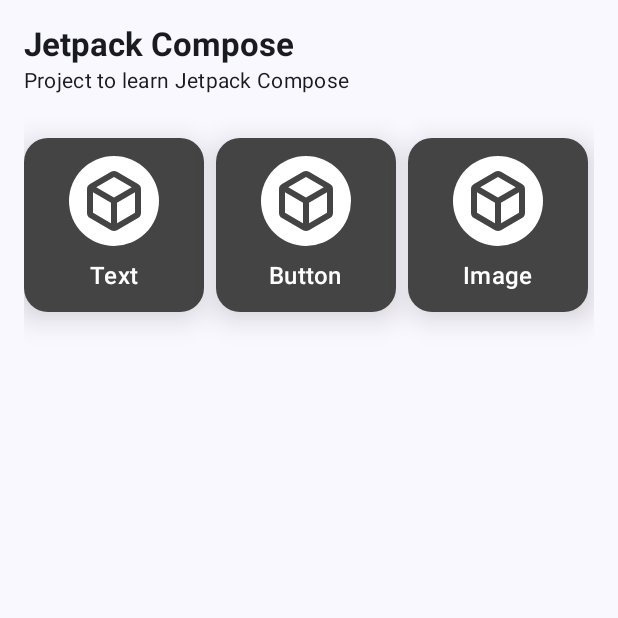
After one commit to NIMP3/JetpackComposeTest, an Android app built with Jetpack Compose: the composable ItemsView shown on its own in the app's theme, on a phone screen of 412 x 824 dp, the top half of it. The commit adds this screen. Run offline under Robolectric (Android 15) with nearby library versions, the phone set to English and light mode, and no system bars.

Commit message:
[BUILD] (Items - Navigation): Implementing ItemsView and Navigation

```diff
--- /dev/null
+++ b/app/src/main/java/dev/yovany/jcudemy/ItemsView.kt
@@ -0,0 +1,127 @@
+package dev.yovany.jcudemy
+
+import androidx.compose.foundation.background
+import androidx.compose.foundation.layout.Arrangement
+import androidx.compose.foundation.layout.Box
+import androidx.compose.foundation.layout.Column
+import androidx.compose.foundation.layout.fillMaxWidth
+import androidx.compose.foundation.layout.padding
+import androidx.compose.foundation.layout.size
+import androidx.compose.foundation.layout.width
+import androidx.compose.foundation.lazy.LazyRow
+import androidx.compose.foundation.lazy.items
+import androidx.compose.foundation.shape.CircleShape
+import androidx.compose.material3.Card
+import androidx.compose.material3.CardDefaults
+import androidx.compose.material3.ExperimentalMaterial3Api
+import androidx.compose.material3.Icon
+import androidx.compose.material3.MaterialTheme
+import androidx.compose.material3.ModalBottomSheet
+import androidx.compose.material3.Text
+import androidx.compose.material3.rememberModalBottomSheetState
+import androidx.compose.runtime.Composable
+import androidx.compose.runtime.rememberCoroutineScope
+import androidx.compose.ui.Alignment
+import androidx.compose.ui.Modifier
+import androidx.compose.ui.draw.clip
+import androidx.compose.ui.graphics.Color
+import androidx.compose.ui.res.painterResource
+import androidx.compose.ui.text.font.FontWeight
+import androidx.compose.ui.tooling.preview.Preview
+import androidx.compose.ui.unit.dp
+
+@OptIn(ExperimentalMaterial3Api::class)
+@Composable
+fun ItemsView(onDismiss: () -> Unit = {}) {
+    val menu = Menu.createSimpleMenu()
+    val items = menu.services.first().items
+
+    val sheetState = rememberModalBottomSheetState()
+    val scope = rememberCoroutineScope()
+
+    Column(
+        Modifier
+            .fillMaxWidth()
+            .padding(16.dp)) {
+        ItemsHeader(title = menu.title, subtitle = menu.subtitle)
+        ItemsList(itemList = items)
+    }
+}
+
+@Composable
+fun ItemsList(itemList: List<Item>) {
+    LazyRow(Modifier.fillMaxWidth(), horizontalArrangement = Arrangement.spacedBy(8.dp)) {
+        items(itemList) { item ->
+            ItemCard(item = item)
+        }
+    }
+}
+
+@Composable
+fun ItemCard(item: Item) {
+    Card(
+        modifier = Modifier
+            .width(120.dp)
+            .padding( vertical = 12.dp),
+        elevation = CardDefaults.cardElevation(defaultElevation = 12.dp),
+        shape = MaterialTheme.shapes.large,
+        colors = CardDefaults.cardColors(
+            contentColor = Color(0xFFFFFFFF),
+            containerColor = Color.DarkGray
+        )
+    ) {
+
+        Column(
+            horizontalAlignment = Alignment.CenterHorizontally,
+            verticalArrangement = Arrangement.Center,
+            modifier = Modifier
+                .fillMaxWidth()
+                .padding(12.dp)
+        ) {
+            Box(
+                modifier = Modifier
+                    .size(60.dp)
+                    .clip(CircleShape)
+                    .background(color = Color.White),
+                contentAlignment = Alignment.Center
+            ) {
+                Icon(
+                    painter = painterResource(id = R.drawable.ic_default_service),
+                    contentDescription = null,
+                    tint = Color.DarkGray,
+                    modifier = Modifier.size(48.dp)
+                )
+            }
+
+            Text(
+                text = item.name,
+                style = MaterialTheme.typography.titleMedium,
+                color = Color.White,
+                fontWeight = FontWeight.SemiBold,
+                modifier = Modifier.padding(top = 8.dp)
+            )
+        }
+
+    }
+}
+
+@Composable
+fun ItemsHeader(title: String, subtitle: String) {
+    Column(Modifier.padding(bottom = 16.dp)) {
+        Text(
+            text = title,
+            style = MaterialTheme.typography.titleLarge,
+            fontWeight = FontWeight.Bold
+        )
+        Text(
+            text = subtitle,
+            style = MaterialTheme.typography.bodyMedium
+        )
+    }
+}
+
+@Preview(showBackground = true, showSystemUi = true)
+@Composable
+fun ItemsViewPreview() {
+    ItemsView()
+}
--- a/app/src/main/java/dev/yovany/jcudemy/Menu.kt
+++ b/app/src/main/java/dev/yovany/jcudemy/Menu.kt
@@ -55,7 +55,7 @@
                         3,
                         "Material",
                         "Material Design components",
-                        "ic_material",
+                        "ic_default_service",
                         "#FF018786",
                         listOf(
                             Item(8, "TopAppBar", "A composable that provides a top app bar."),
--- a/app/src/main/java/dev/yovany/jcudemy/MenuView.kt
+++ b/app/src/main/java/dev/yovany/jcudemy/MenuView.kt
@@ -82,9 +82,7 @@
 @Composable
 fun ServiceView(service: Service) {
     val color: Color = Utility.getColorFromString(service.color)?.let { Color(it) } ?: Color.Black
-    val resource = Utility.getResourceId(LocalContext.current, service.resource, "drawable") ?: R.drawable.ic_default_service
-
-    Log.i("Resource", "Resource: $resource")
+    val resource: Int = Utility.getResourceId(LocalContext.current, service.resource, "drawable") ?: R.drawable.ic_default_service
 
     Card(
         modifier = Modifier
```
Also changed, not shown: app/build.gradle.kts (+6 -2 lines), app/src/main/java/dev/yovany/jcudemy/MainActivity.kt (+9 -17 lines), app/src/main/java/dev/yovany/jcudemy/Utility.kt (+12 -0 lines), app/src/main/java/dev/yovany/jcudemy/core/Navigator.kt (added, +20 -0 lines).
